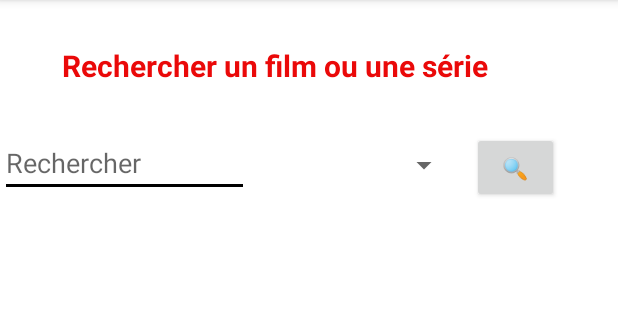
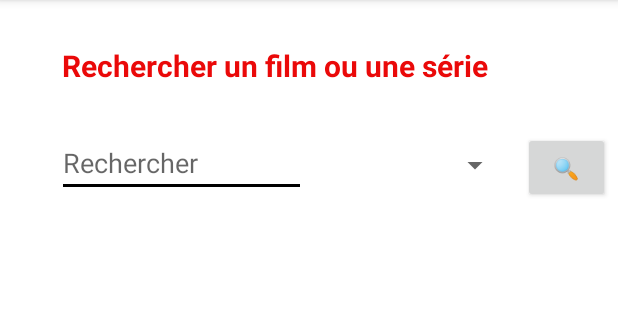
Before and after one commit to greggameplayer/netflixWanted, an Android app: the screen it shows after launch (SearchActivity), on a phone screen of 412 x 824 dp, the part 84-404 px from its top. Run offline under Robolectric (Android 15) with nearby library versions, the phone set to English and light mode, and no system bars; our stand-ins replace Room's generated code, RxJava; 1 statement that could not run was skipped.

Commit message:
replacement gridView

```diff
--- a/app/src/main/res/layout/activity_search.xml
+++ b/app/src/main/res/layout/activity_search.xml
@@ -20,7 +20,7 @@
             android:id="@+id/editTextSearch"
             android:hint="Rechercher" android:layout_marginTop="32dp"
             app:layout_constraintTop_toBottomOf="@+id/TextViewTitlePageSearch"
-            tools:layout_editor_absoluteX="38dp"/>
+            app:layout_constraintStart_toStartOf="parent" android:layout_marginStart="38dp"/>
     <Spinner
             android:layout_width="125dp"
             android:layout_height="42dp" android:id="@+id/spinner"
@@ -35,11 +35,14 @@
             app:layout_constraintTop_toTopOf="parent" android:layout_marginTop="88dp" android:text="🔍"/>
     <androidx.constraintlayout.widget.ConstraintLayout
             android:layout_width="363dp"
-            android:layout_height="581dp" tools:layout_editor_absoluteY="149dp" tools:layout_editor_absoluteX="35dp">
-
+            android:layout_height="581dp" android:layout_marginTop="14dp"
+            app:layout_constraintTop_toBottomOf="@+id/btSearch" app:layout_constraintStart_toStartOf="parent"
+            android:layout_marginStart="35dp" android:layout_marginEnd="13dp" app:layout_constraintEnd_toEndOf="parent">
         <androidx.recyclerview.widget.RecyclerView
                 android:layout_width="361dp"
-                android:layout_height="579dp" tools:layout_editor_absoluteY="1dp" tools:layout_editor_absoluteX="1dp"
-                android:id="@+id/searchRecyclerView"/>
+                android:layout_height="579dp"
+                android:id="@+id/searchRecyclerView" app:layout_constraintTop_toTopOf="parent"
+                android:layout_marginTop="1dp" app:layout_constraintStart_toStartOf="parent"
+                android:layout_marginEnd="2dp" app:layout_constraintEnd_toEndOf="parent"/>
     </androidx.constraintlayout.widget.ConstraintLayout>
 </androidx.constraintlayout.widget.ConstraintLayout>
```
